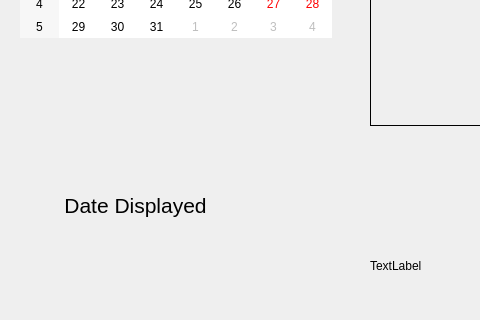
The window that bigBoy/pastVOne.ui (NeverGraceful/DailyLog) describes before a commit, drawn with Qt 5; both pictures show x 0 to 480 and y 165 to 485 of the 891 by 754 pixel window.
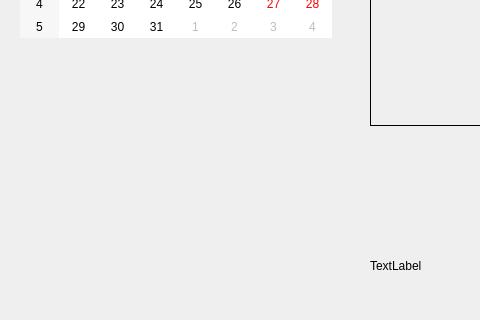
The same window after the commit.

What changed in the file:
```diff
--- a/bigBoy/pastVOne.ui
+++ b/bigBoy/pastVOne.ui
@@ -26,8 +26,8 @@
   <widget class="QLabel" name="DATE_DISPLAYED">
    <property name="geometry">
     <rect>
-     <x>30</x>
-     <y>320</y>
+     <x>70</x>
+     <y>230</y>
      <width>211</width>
      <height>101</height>
     </rect>
@@ -38,7 +38,7 @@
     </font>
    </property>
    <property name="text">
-    <string>Date Displayed</string>
+    <string/>
    </property>
    <property name="alignment">
     <set>Qt::AlignCenter</set>
```
Left out of the diff: 3 changed lines with no effect on the pictures.
